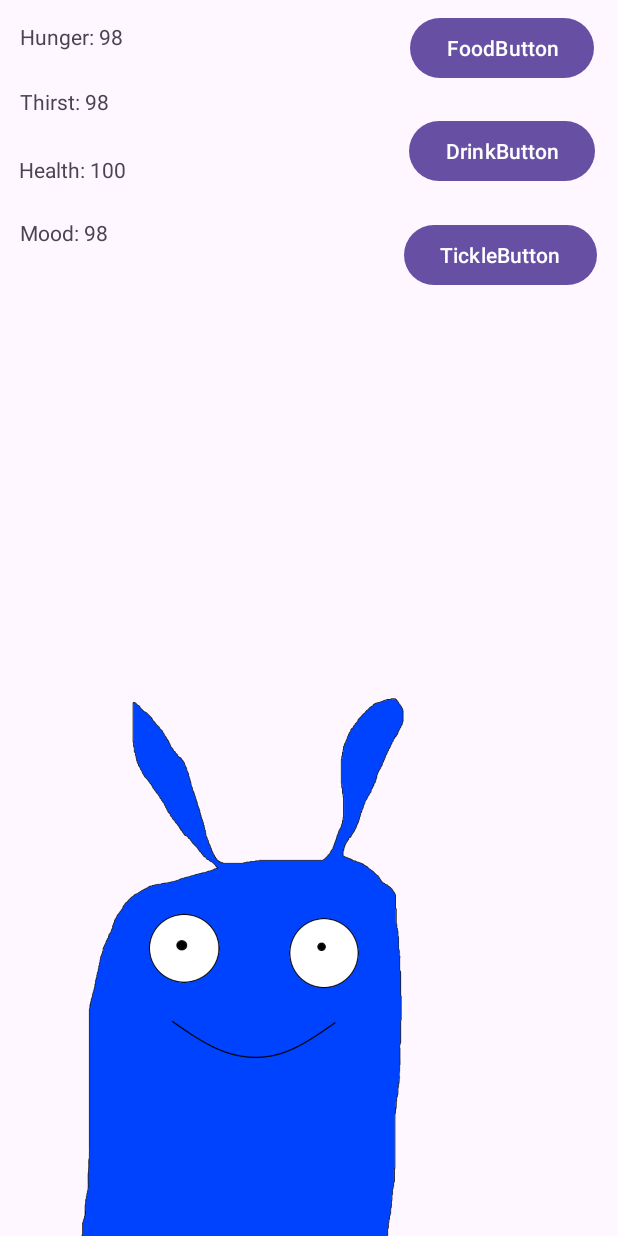
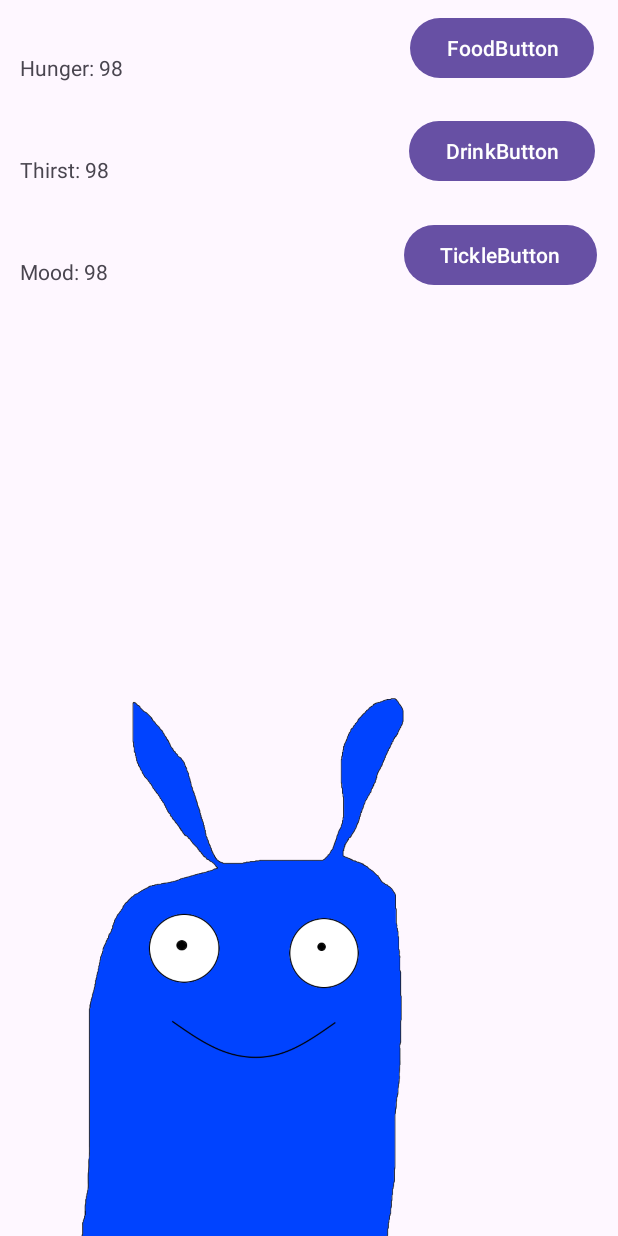
Before and after one commit to S11-Git/KAMAAA-V2, an Android app: the screen it shows after launch (MainActivity), on a phone screen of 412 x 824 dp. Run offline under Robolectric (Android 15) with nearby library versions, the phone set to English and light mode, and no system bars.

Commit message:
removed the health system since its redundant in its current form

```diff
--- a/app/src/main/java/nl/rickbrouwer/javapetpet/MainActivity.java
+++ b/app/src/main/java/nl/rickbrouwer/javapetpet/MainActivity.java
@@ -27,33 +27,34 @@ public class MainActivity extends AppCompatActivity {
         Button Ticklebutton = findViewById(R.id.TickleButton);
         TextView Hungertext = findViewById(R.id.HungerText);
         TextView Thirsttext = findViewById(R.id.ThirstText);
-        TextView Healthtext = findViewById(R.id.HealthText);
         TextView Moodtext = findViewById(R.id.MoodText);
         @SuppressLint({"MissingInflatedId", "LocalSuppress"}) ImageView Charimg = findViewById(R.id.CharImg);
 
          AtomicInteger Hunger = new AtomicInteger(100);
          AtomicInteger Thirst = new AtomicInteger(100);
-         int Health = 100;
+         AtomicInteger Health = new AtomicInteger(100);
          AtomicInteger Mood = new AtomicInteger(100);
 
         Hungertext.setText("Hunger: " + Hunger);
         Thirsttext.setText("Thirst: " + Thirst);
-        Healthtext.setText("Health: " + Health);
         Moodtext.setText("Mood: " + Mood);
 
         Foodbutton.setOnClickListener(v -> {
             Hunger.addAndGet(10);
             Hungertext.setText("Hunger: " + Hunger);
+
         });
 
         Drinkbutton.setOnClickListener(v -> {
             Thirst.addAndGet(10);
             Thirsttext.setText("Thirst: " + Thirst);
+
         });
 
         Ticklebutton.setOnClickListener(v -> {
             Mood.addAndGet(10);
             Moodtext.setText("Mood: " + Mood);
+
         });
 
         ScheduledExecutorService scheduler = Executors.newSingleThreadScheduledExecutor();
@@ -68,6 +69,26 @@ public class MainActivity extends AppCompatActivity {
             });
         }, 0, 1000, TimeUnit.MILLISECONDS);
 
+        ScheduledExecutorService scheduler2 = Executors.newSingleThreadScheduledExecutor();
+        scheduler2.scheduleAtFixedRate(() -> {
+            runOnUiThread(() -> {
+                if (Hunger.get() > 100) {
+                    Hunger.set(100);
+                }
+
+                if (Thirst.get() > 100) {
+                    Thirst.set(100);
+                }
+
+                if (Mood.get() > 100) {
+                    Mood.set(100);
+                }
+
+                Hungertext.setText("Hunger: " + Hunger);
+                Thirsttext.setText("Thirst: " + Thirst);
+                Moodtext.setText("Mood: " + Mood);
+            });
+        }, 0, 5, TimeUnit.MILLISECONDS);
 
     }
 }
--- a/app/src/main/res/layout/activity_main.xml
+++ b/app/src/main/res/layout/activity_main.xml
@@ -37,22 +37,10 @@
         android:text="HungerText"
         app:layout_constraintBottom_toBottomOf="parent"
         app:layout_constraintEnd_toEndOf="parent"
-        app:layout_constraintHorizontal_bias="0.038"
+        app:layout_constraintHorizontal_bias="0.039"
         app:layout_constraintStart_toStartOf="parent"
         app:layout_constraintTop_toTopOf="parent"
-        app:layout_constraintVertical_bias="0.018" />
-
-    <TextView
-        android:id="@+id/HealthText"
-        android:layout_width="wrap_content"
-        android:layout_height="wrap_content"
-        android:text="HealthText"
-        app:layout_constraintBottom_toBottomOf="parent"
-        app:layout_constraintEnd_toEndOf="parent"
-        app:layout_constraintHorizontal_bias="0.037"
-        app:layout_constraintStart_toStartOf="parent"
-        app:layout_constraintTop_toBottomOf="@+id/ThirstText"
-        app:layout_constraintVertical_bias="0.036" />
+        app:layout_constraintVertical_bias="0.044" />
 
     <TextView
         android:id="@+id/ThirstText"
@@ -61,10 +49,10 @@
         android:text="ThirstText"
         app:layout_constraintBottom_toBottomOf="parent"
         app:layout_constraintEnd_toEndOf="parent"
-        app:layout_constraintHorizontal_bias="0.037"
+        app:layout_constraintHorizontal_bias="0.038"
         app:layout_constraintStart_toStartOf="parent"
         app:layout_constraintTop_toBottomOf="@+id/HungerText"
-        app:layout_constraintVertical_bias="0.031" />
+        app:layout_constraintVertical_bias="0.065" />
 
     <ImageView
         android:id="@+id/CharImg"
@@ -94,8 +82,8 @@
         android:text="MoodText"
         app:layout_constraintBottom_toBottomOf="parent"
         app:layout_constraintEnd_toEndOf="parent"
-        app:layout_constraintHorizontal_bias="0.037"
+        app:layout_constraintHorizontal_bias="0.038"
         app:layout_constraintStart_toStartOf="parent"
-        app:layout_constraintTop_toBottomOf="@+id/HealthText"
-        app:layout_constraintVertical_bias="0.033" />
+        app:layout_constraintTop_toBottomOf="@+id/ThirstText"
+        app:layout_constraintVertical_bias="0.071" />
 </androidx.constraintlayout.widget.ConstraintLayout>
```
